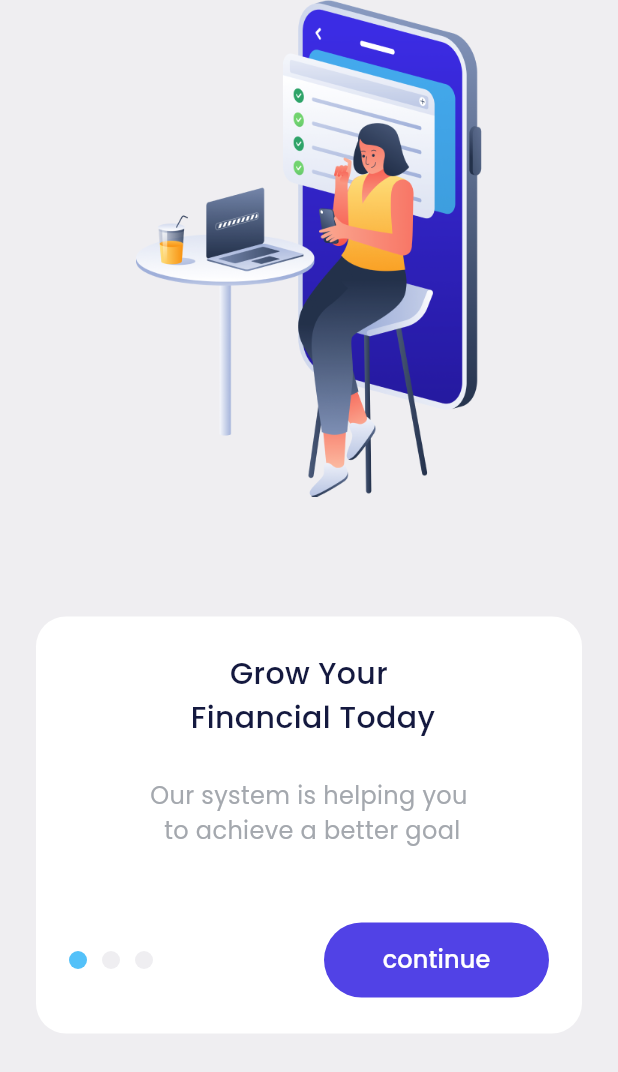
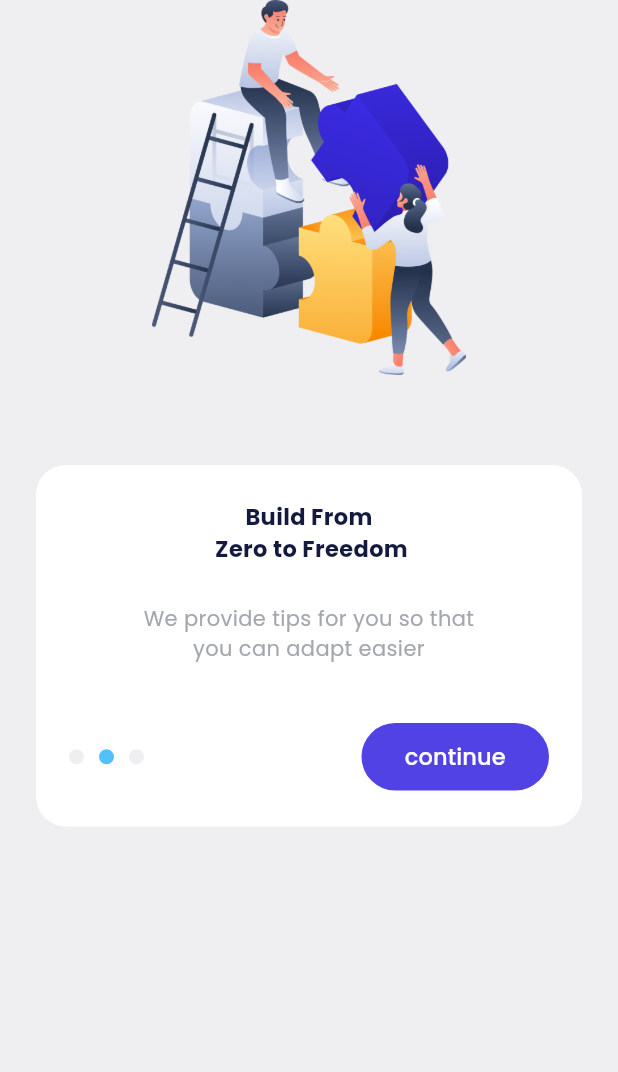
Before and after one commit to krisnaxyoga/tomato_ewallet, a Flutter app: the screen it shows after launch, after a tap on "continue", on a phone screen of 412 x 824 dp. Shown: the top 1072 px of the screen. Run offline on Flutter 3.47's test engine with Material 3 defaults, Android fonts, the phone set to English and light mode, and no system bars; drawn by our look-alikes of carousel_slider.

Commit message:
update onboarding

```diff
--- a/lib/ui/pages/onboarding_page.dart
+++ b/lib/ui/pages/onboarding_page.dart
@@ -2,8 +2,27 @@ import 'package:bank_sha/shared/theme.dart';
 import 'package:carousel_slider/carousel_slider.dart';
 import 'package:flutter/material.dart';
 
-class OnboardingPage extends StatelessWidget {
+class OnboardingPage extends StatefulWidget {
   const OnboardingPage({super.key});
+
+  @override
+  State<OnboardingPage> createState() => _OnboardingPageState();
+}
+
+class _OnboardingPageState extends State<OnboardingPage> {
+  int currentIndex = 0;
+  CarouselController carouselController = CarouselController();
+  List<String> titles = [
+    'Grow Your \n Financial Today',
+    'Build From\n Zero to Freedom',
+    'Start Together'
+  ];
+
+  List<String> subtitles = [
+    'Our system is helping you to \n achieve a better goal',
+    'We provide tips for you so that\nyou can adapt easier',
+    'We will guide you to where\nyou wanted it too'
+  ];
 
   @override
   Widget build(BuildContext context) {
@@ -18,24 +37,30 @@ class OnboardingPage extends StatelessWidget {
                 items: [
                   Image.asset(
                     'assets/img_onboarding1.png',
-                    height: 331,
+                    height: 250,
                   ),
                   Image.asset(
                     'assets/img_onboarding2.png',
-                    height: 331,
+                    height: 250,
                   ),
                   Image.asset(
                     'assets/img_onboarding3.png',
-                    height: 331,
+                    height: 250,
                   ),
                 ],
                 options: CarouselOptions(
-                    height: 331,
+                    onPageChanged: (index, reason) => {
+                          setState(() {
+                            currentIndex = index;
+                          })
+                        },
+                    height: 250,
                     viewportFraction: 1,
                     enableInfiniteScroll: false),
+                carouselController: carouselController,
               ),
               const SizedBox(
-                height: 80,
+                height: 60,
               ),
               Container(
                 margin: const EdgeInsets.symmetric(horizontal: 24),
@@ -48,10 +73,10 @@ class OnboardingPage extends StatelessWidget {
                 child: Column(
                   children: [
                     Text(
-                      'Grow Your \n Financial Today',
+                      titles[currentIndex],
                       style: blackTextStyle.copyWith(
-                        fontSize: 20,
-                        fontWeight: medium,
+                        fontSize: 15,
+                        fontWeight: bold,
                       ),
                       textAlign: TextAlign.center,
                     ),
@@ -59,52 +84,102 @@ class OnboardingPage extends StatelessWidget {
                       height: 26,
                     ),
                     Text(
-                      'Our system is helping you \n to achieve a better goal',
-                      style: greyTextStyle.copyWith(fontSize: 16),
+                      subtitles[currentIndex],
+                      style: greyTextStyle.copyWith(fontSize: 14),
                       textAlign: TextAlign.center,
                     ),
-                    const SizedBox(
-                      height: 50,
+                    SizedBox(
+                      height: currentIndex == 2 ? 30 : 40,
                     ),
-                    Row(
+                    currentIndex == 2
+                        ? Column(
                             children: [
-                        Container(
-                          width: 12,
-                          height: 12,
-                          margin: const EdgeInsets.only(right: 10),
-                          decoration: BoxDecoration(
-                              shape: BoxShape.circle, color: blueColor),
-                        ),
-                        Container(
-                          width: 12,
-                          height: 12,
-                          margin: const EdgeInsets.only(right: 10),
-                          decoration: BoxDecoration(
-                              shape: BoxShape.circle,
-                              color: lightBackgoundColor),
-                        ),
-                        Container(
-                          width: 12,
-                          height: 12,
-                          margin: const EdgeInsets.only(right: 10),
-                          decoration: BoxDecoration(
-                              shape: BoxShape.circle,
-                              color: lightBackgoundColor),
-                        ),
-                        const Spacer(),
-                        Container(
-                          width: 150,
-                          height: 50,
+                              SizedBox(
+                                width: double.infinity,
+                                height: 45,
                                 child: TextButton(
                                   style: TextButton.styleFrom(
                                       backgroundColor: purpleColor,
                                       shape: RoundedRectangleBorder(
-                                    borderRadius: BorderRadius.circular(56))),
+                                          borderRadius:
+                                              BorderRadius.circular(56))),
+                                  onPressed: () {
+                                    carouselController.nextPage();
+                                  },
+                                  child: Text(
+                                    'Get Started',
+                                    style: whiteTextStyle.copyWith(
+                                        fontSize: 15, fontWeight: medium),
+                                  ),
+                                ),
+                              ),
+                              const SizedBox(
+                                height: 20,
+                              ),
+                              SizedBox(
+                                width: double.infinity,
+                                height: 24,
+                                child: TextButton(
+                                  style: TextButton.styleFrom(
+                                      padding: EdgeInsets.zero),
                                   onPressed: () {},
+                                  child: Text(
+                                    'Sign in',
+                                    style: greyTextStyle.copyWith(fontSize: 14),
+                                  ),
+                                ),
+                              )
+                            ],
+                          )
+                        : Row(
+                            children: [
+                              Container(
+                                width: 10,
+                                height: 10,
+                                margin: const EdgeInsets.only(right: 10),
+                                decoration: BoxDecoration(
+                                    shape: BoxShape.circle,
+                                    color: currentIndex == 0
+                                        ? blueColor
+                                        : lightBackgoundColor),
+                              ),
+                              Container(
+                                width: 10,
+                                height: 10,
+                                margin: const EdgeInsets.only(right: 10),
+                                decoration: BoxDecoration(
+                                    shape: BoxShape.circle,
+                                    color: currentIndex == 1
+                                        ? blueColor
+                                        : lightBackgoundColor),
+                              ),
+                              Container(
+                                width: 10,
+                                height: 10,
+                                margin: const EdgeInsets.only(right: 10),
+                                decoration: BoxDecoration(
+                                    shape: BoxShape.circle,
+                                    color: currentIndex == 2
+                                        ? blueColor
+                                        : lightBackgoundColor),
+                              ),
+                              const Spacer(),
+                              SizedBox(
+                                width: 125,
+                                height: 45,
+                                child: TextButton(
+                                  style: TextButton.styleFrom(
+                                      backgroundColor: purpleColor,
+                                      shape: RoundedRectangleBorder(
+                                          borderRadius:
+                                              BorderRadius.circular(56))),
+                                  onPressed: () {
+                                    carouselController.nextPage();
+                                  },
                                   child: Text(
                                     'continue',
                                     style: whiteTextStyle.copyWith(
-                                  fontSize: 16, fontWeight: medium),
+                                        fontSize: 15, fontWeight: medium),
                                   ),
                                 ),
                               )
```
Also changed, not shown: 2 other files. Lines whose indentation alone changed are shown as unchanged.
